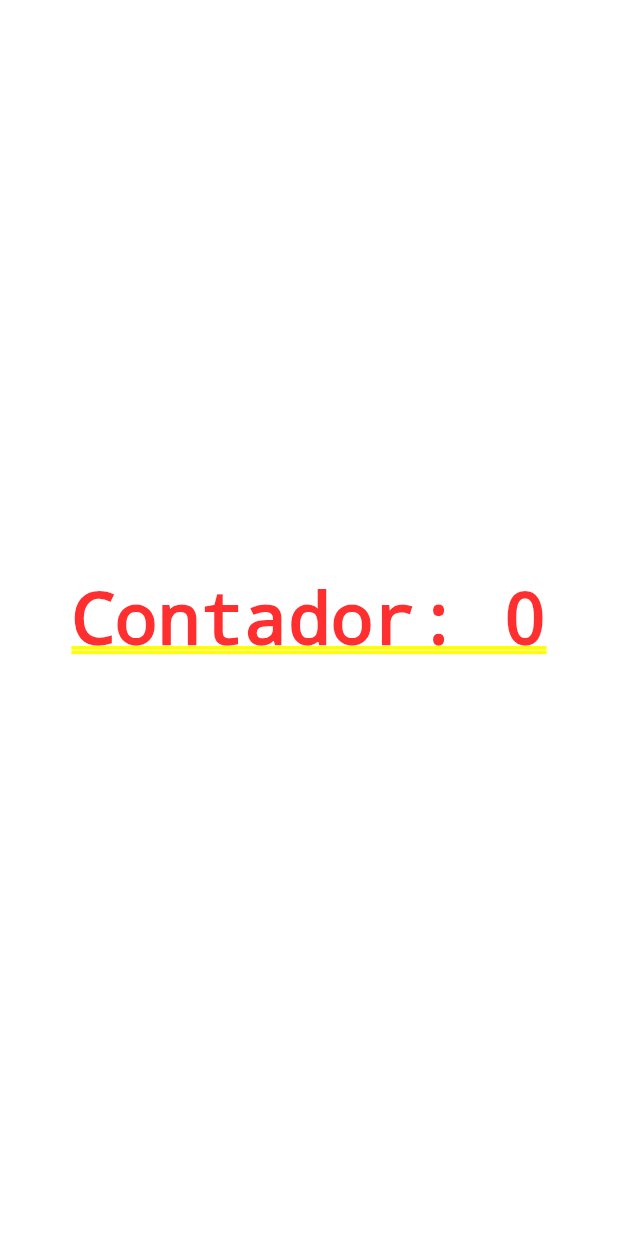
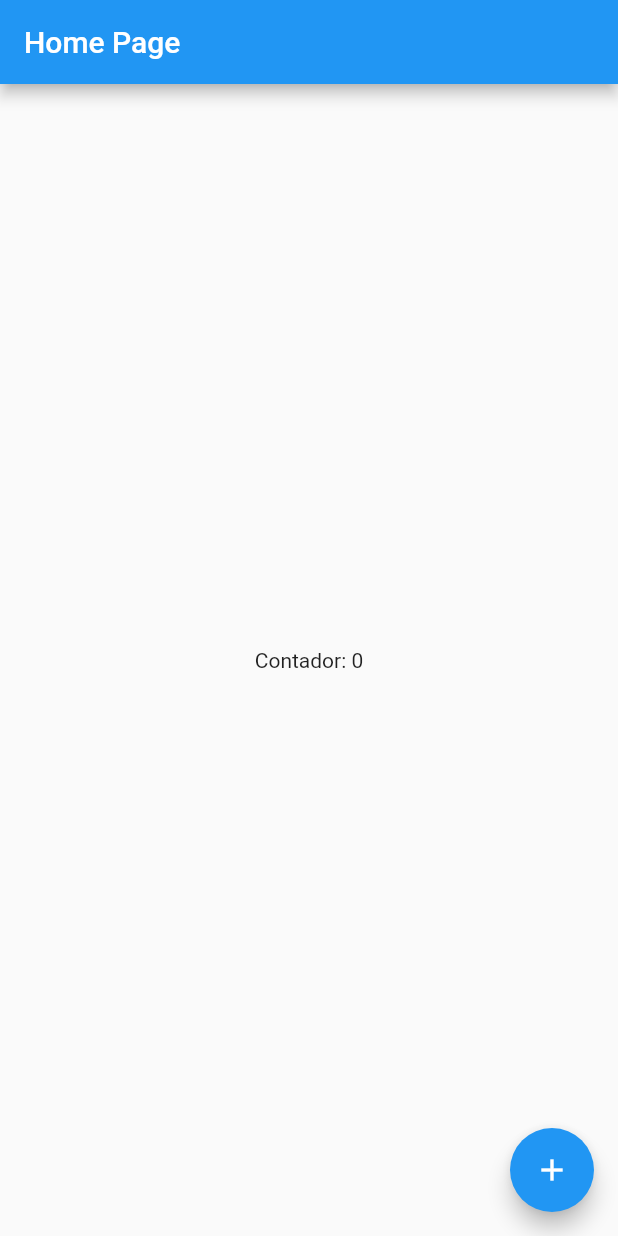
Before and after one commit to felipecarvalho180/Curso-de-Flutter, a Flutter app: the screen it shows after launch, on a phone screen of 412 x 824 dp. Run offline on Flutter 3.47's test engine with Material 2 defaults, Android fonts, the phone set to English and light mode, and no system bars.

```diff
--- /dev/null
+++ b/lib/app_widget.dart
@@ -0,0 +1,13 @@
+import 'package:flutter/material.dart';
+
+import 'home_page.dart';
+
+class AppWidget extends StatelessWidget {
+  @override
+  Widget build(BuildContext context) {
+    return MaterialApp(
+      theme: ThemeData.light(),
+      home: HomePage(),
+    );
+  }
+}
--- /dev/null
+++ b/lib/home_page.dart
@@ -0,0 +1,32 @@
+import 'package:flutter/material.dart';
+
+class HomePage extends StatefulWidget {
+  @override
+  State<HomePage> createState() {
+    return HomePageState();
+  }
+}
+
+class HomePageState extends State<HomePage> {
+  int counter = 0;
+
+  @override
+  Widget build(BuildContext context) {
+    return Scaffold(
+      appBar: AppBar(
+        title: Text('Home Page'),
+      ),
+      body: Center(
+        child: GestureDetector(child: Text('Contador: $counter')),
+      ),
+      floatingActionButton: FloatingActionButton(
+        onPressed: () {
+          setState(() {
+            counter++;
+          });
+        },
+        child: Icon(Icons.add),
+      ),
+    );
+  }
+}
--- a/lib/main.dart
+++ b/lib/main.dart
@@ -1,48 +1,8 @@
 import 'package:flutter/cupertino.dart';
 import 'package:flutter/material.dart';
 
+import 'app_widget.dart';
+
 main() {
-  runApp(AppWidget(
-    title: 'Hello World',
-  ));
+  runApp(AppWidget());
 }
-
-class AppWidget extends StatelessWidget {
-  final String title;
-
-  const AppWidget({Key? key, required this.title}) : super(key: key);
-
-  @override
-  Widget build(BuildContext context) {
-    return MaterialApp(
-      theme: ThemeData.dark(),
-      home: HomePage(),
-    );
-  }
-}
-
-class HomePage extends StatefulWidget {
-  @override
-  State<HomePage> createState() {
-    return HomePageState();
-  }
-}
-
-class HomePageState extends State<HomePage> {
-  int counter = 0;
-
-  @override
-  Widget build(BuildContext context) {
-    return Container(
-      child: Center(
-          child: GestureDetector(
-        child: Text('Contador: $counter'),
-        onTap: () {
-          setState(() {
-            counter++;
-          });
-        },
-      )),
-    );
-  }
-}
```
